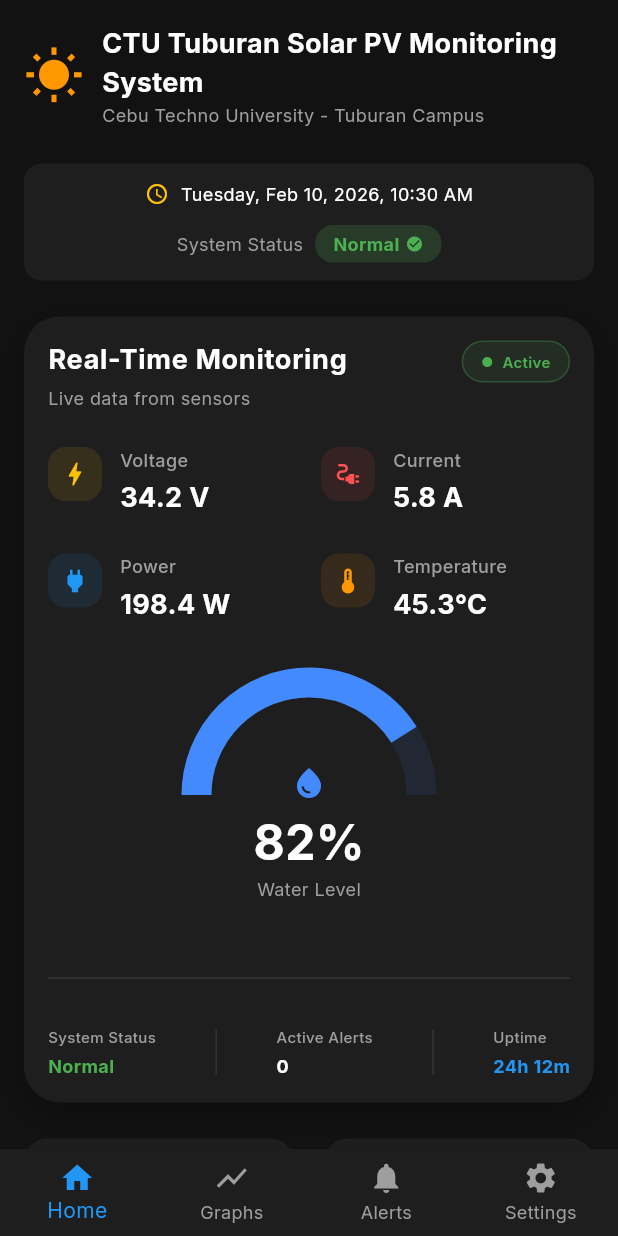
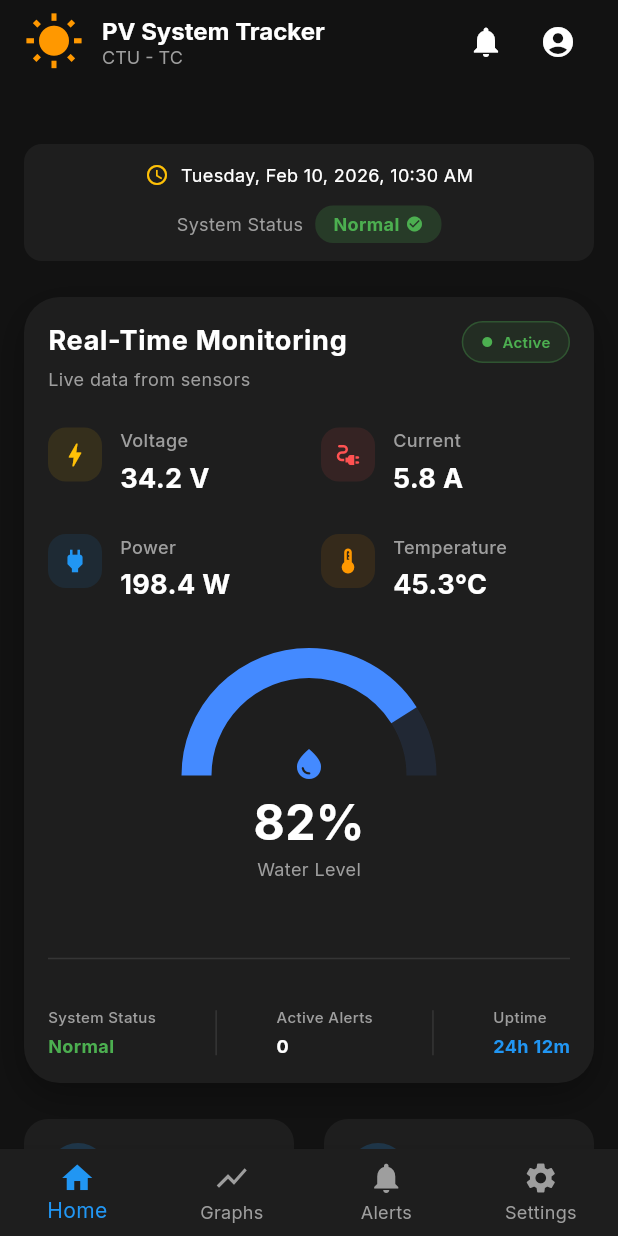
Before and after one commit to Jayabed45/AEAPAMSCTUTC, a Flutter app: the screen it shows after launch, on a phone screen of 412 x 824 dp. Run offline on Flutter 3.47's test engine with Material 3 defaults, Android fonts, the phone set to English and light mode, and no system bars; drawn by our look-alikes of fl_chart; our stand-ins replace google_fonts.

Commit message:
header added

```diff
--- a/lib/screens/alerts_screen.dart
+++ b/lib/screens/alerts_screen.dart
@@ -1,5 +1,6 @@
 import 'package:flutter/material.dart';
 import '../widgets/alert_tile.dart';
+import '../widgets/custom_header.dart';
 
 class AlertsScreen extends StatelessWidget {
   const AlertsScreen({super.key});
@@ -7,10 +8,8 @@
   @override
   Widget build(BuildContext context) {
     return Scaffold(
-      appBar: AppBar(
-        title: const Text('Alerts'),
-        backgroundColor: Colors.transparent,
-        elevation: 0,
+      appBar: const CustomHeader(
+        title: Text('Alerts'),
       ),
       body: SafeArea(
         child: Center(
--- a/lib/screens/graphs_screen.dart
+++ b/lib/screens/graphs_screen.dart
@@ -1,6 +1,7 @@
 import 'package:flutter/material.dart';
 import 'package:fl_chart/fl_chart.dart';
 import '../widgets/statistic_chart.dart';
+import '../widgets/custom_header.dart';
 
 class GraphsScreen extends StatelessWidget {
   const GraphsScreen({super.key});
@@ -8,10 +9,8 @@
   @override
   Widget build(BuildContext context) {
     return Scaffold(
-      appBar: AppBar(
-        title: const Text('Statistics'),
-        backgroundColor: Colors.transparent,
-        elevation: 0,
+      appBar: const CustomHeader(
+        title: Text('Statistics'),
       ),
       body: SafeArea(
         child: SingleChildScrollView(
--- a/lib/screens/home_screen.dart
+++ b/lib/screens/home_screen.dart
@@ -2,6 +2,7 @@
 import 'package:intl/intl.dart';
 import '../widgets/dashboard_card.dart';
 import '../widgets/combined_dashboard_card.dart';
+import '../widgets/custom_header.dart';
 
 class HomeScreen extends StatelessWidget {
   const HomeScreen({super.key});
@@ -12,40 +13,43 @@
     final formattedDate = DateFormat('EEEE, MMM d, yyyy, hh:mm a').format(now);
 
     return Scaffold(
+      appBar: CustomHeader(
+        height: 80, // Slightly taller for the double-line text
+        title: Row(
+          children: [
+            const Icon(Icons.wb_sunny, color: Colors.orange, size: 40),
+            const SizedBox(width: 12),
+            Expanded(
+              child: Column(
+                crossAxisAlignment: CrossAxisAlignment.start,
+                mainAxisAlignment: MainAxisAlignment.center,
+                children: const [
+                  Text(
+                    'PV System Tracker',
+                    style: TextStyle(
+                      fontSize: 16, // Reduced slightly to fit
+                      fontWeight: FontWeight.bold,
+                      color: Colors.white,
+                    ),
+                    overflow: TextOverflow.ellipsis,
+                  ),
+                  Text(
+                    'CTU - TC ',
+                    style: TextStyle(fontSize: 12, color: Colors.grey),
+                    overflow: TextOverflow.ellipsis,
+                  ),
+                ],
+              ),
+            ),
+          ],
+        ),
+      ),
       body: SafeArea(
         child: SingleChildScrollView(
           padding: const EdgeInsets.all(16.0),
           child: Column(
             crossAxisAlignment: CrossAxisAlignment.start,
             children: [
-              // Header
-              Row(
-                children: [
-                  const Icon(Icons.wb_sunny, color: Colors.orange, size: 40),
-                  const SizedBox(width: 12),
-                  Expanded(
-                    child: Column(
-                      crossAxisAlignment: CrossAxisAlignment.start,
-                      children: const [
-                        Text(
-                          'CTU Tuburan Solar PV Monitoring System',
-                          style: TextStyle(
-                            fontSize: 18,
-                            fontWeight: FontWeight.bold,
-                            color: Colors.white,
-                          ),
-                        ),
-                        Text(
-                          'Cebu Techno University - Tuburan Campus',
-                          style: TextStyle(fontSize: 12, color: Colors.grey),
-                        ),
-                      ],
-                    ),
-                  ),
-                ],
-              ),
-              const SizedBox(height: 24),
-
               // Status Bar
               LayoutBuilder(
                 builder: (context, constraints) {
--- /dev/null
+++ b/lib/widgets/custom_header.dart
@@ -0,0 +1,39 @@
+import 'package:flutter/material.dart';
+
+class CustomHeader extends StatelessWidget implements PreferredSizeWidget {
+  final Widget title;
+  final double height;
+
+  const CustomHeader({
+    super.key,
+    required this.title,
+    this.height = kToolbarHeight,
+  });
+
+  @override
+  Widget build(BuildContext context) {
+    return AppBar(
+      title: title,
+      backgroundColor: Colors.transparent,
+      elevation: 0,
+      automaticallyImplyLeading: false, // Prevent default back button if we don't want it, but usually we do if navigating.
+      // However, for main tabs, there's no back button.
+      // For HomeScreen, the title is complex.
+      titleSpacing: 16, // Match default padding
+      actions: [
+        IconButton(
+          onPressed: () {},
+          icon: const Icon(Icons.notifications, color: Colors.white),
+        ),
+        IconButton(
+          onPressed: () {},
+          icon: const Icon(Icons.account_circle, color: Colors.white),
+        ),
+        const SizedBox(width: 16),
+      ],
+    );
+  }
+
+  @override
+  Size get preferredSize => Size.fromHeight(height);
+}
```
